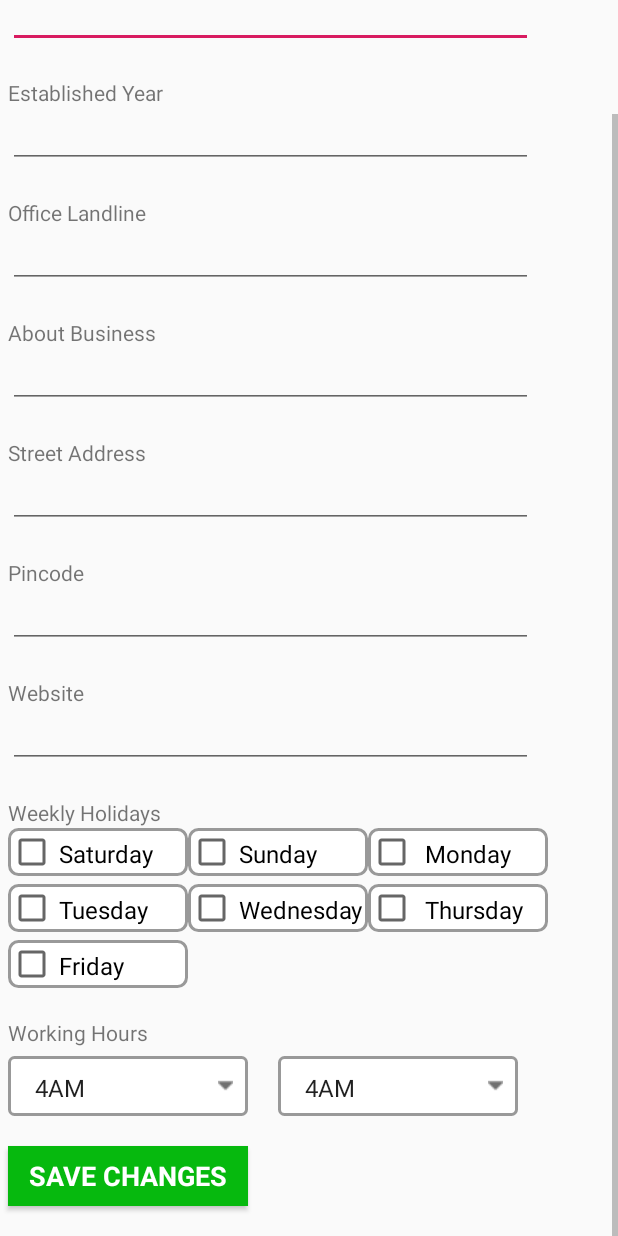
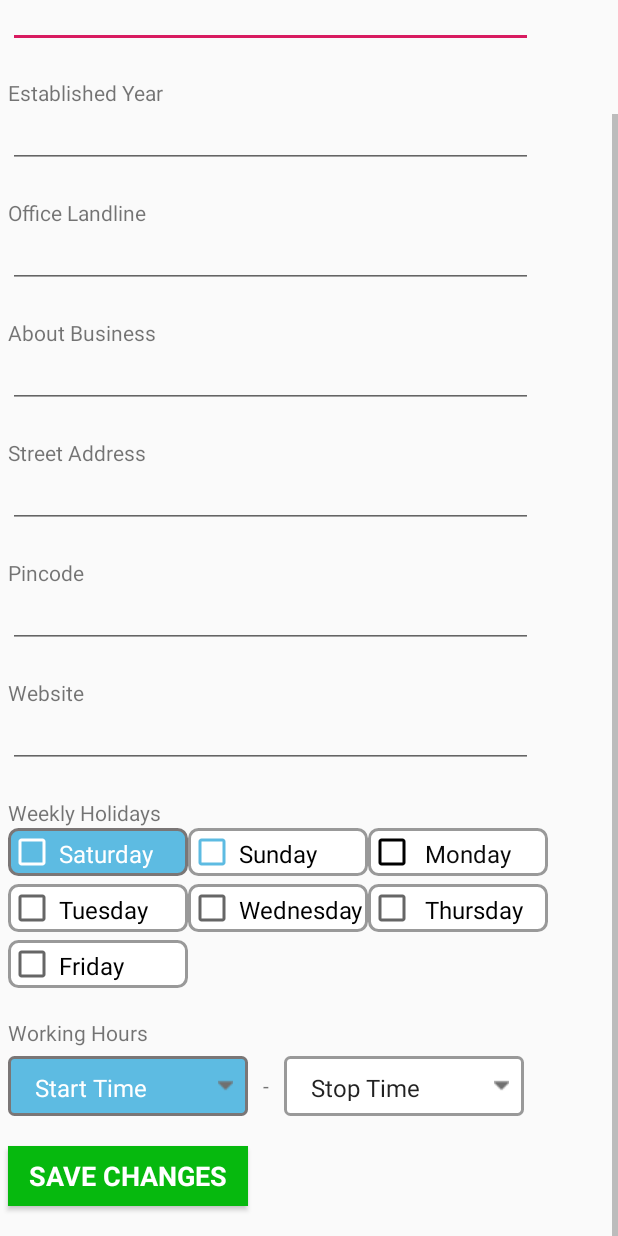
Before and after one commit to surakshashetty17/MyApplication, an Android app: the BusinessDetailsActivity screen opened directly, with no data from a screen before it, scrolled down 84 dp, on a phone screen of 412 x 824 dp. Run offline under Robolectric (Android 15) with nearby library versions, the phone set to English and light mode, and no system bars; Roboto replaces fonts that are not available here.

Commit message:
initial comit

```diff
--- a/app/src/main/java/com/example/myapplication/BusinessDetailsActivity.java
+++ b/app/src/main/java/com/example/myapplication/BusinessDetailsActivity.java
@@ -2,8 +2,11 @@ package com.example.myapplication;
 
 import androidx.appcompat.app.AppCompatActivity;
 import androidx.appcompat.widget.Toolbar;
+import androidx.core.content.ContextCompat;
 
+import android.app.Activity;
 import android.content.Intent;
+import android.graphics.Color;
 import android.os.Bundle;
 import android.view.View;
 import android.widget.AdapterView;
@@ -11,6 +14,8 @@ import android.widget.ArrayAdapter;
 import android.widget.Button;
 import android.widget.CheckBox;
 import android.widget.Spinner;
+import android.widget.TextView;
+import android.widget.Toast;
 
 import java.util.ArrayList;
 import java.util.List;
@@ -18,11 +23,13 @@ import java.util.List;
 public class BusinessDetailsActivity extends AppCompatActivity implements AdapterView.OnItemSelectedListener {
 
     CheckBox checkBox1,checkBox2,checkBox3,checkBox4,checkBox5,checkBox6,checkBox7;
+    Spinner spin1,spin2;
     Button save_changes;
     String[] interest;
     ArrayList<String> interestList;
-    String[] start_time = { "4AM", "5AM", "6AM", "7AM", "8AM", "9AM", "10AM", "11AM", "12AM", "1PM", "2PM", "3PM", "4PM", "5PM", "6PM", "7PM", "8PM", "9PM", "10PM", "11PM", "12AM"};
-    String[] stop_time = { "4AM", "5AM", "6AM", "7AM", "8AM", "9AM", "10AM", "11AM", "12AM", "1PM", "2PM", "3PM", "4PM", "5PM", "6PM", "7PM", "8PM", "9PM", "10PM", "11PM", "12AM"};
+
+    String[] start_time = { "Start Time","4AM", "5AM", "6AM", "7AM", "8AM", "9AM", "10AM", "11AM", "12AM", "1PM", "2PM", "3PM", "4PM", "5PM", "6PM", "7PM", "8PM", "9PM", "10PM", "11PM", "12AM"};
+    String[] stop_time = { "Stop Time","4AM", "5AM", "6AM", "7AM", "8AM", "9AM", "10AM", "11AM", "12AM", "1PM", "2PM", "3PM", "4PM", "5PM", "6PM", "7PM", "8PM", "9PM", "10PM", "11PM", "12AM"};
     @Override
     protected void onCreate(Bundle savedInstanceState) {
         super.onCreate(savedInstanceState);
@@ -46,14 +53,78 @@ public class BusinessDetailsActivity extends AppCompatActivity implements Adapte
         checkBox6=(CheckBox)findViewById(R.id.checkBox6);
         checkBox7=(CheckBox)findViewById(R.id.checkBox7);
 
-        Spinner spin1 = (Spinner) findViewById(R.id.spinner1);
-        spin1.setOnItemSelectedListener(this);
+//        spin1 = (Spinner) findViewById(R.id.spinner1);
+//        List<String> list1 = new ArrayList<String>();
+//        list1.add("Start Time");
+//        list1.add("8AM");
+//        list1.add("9AM");
+//        list1.add("10AM");
+//        list1.add("11AM");
+//        list1.add("12PM");
+//        list1.add("1PM");
+//        list1.add("2PM");
+//        list1.add("3PM");
+//        list1.add("4PM");
+//        list1.add("5PM");
+//        list1.add("6PM");
+//        list1.add("7PM");
+//        list1.add("8PM");
+//        list1.add("9PM");
+//        list1.add("10PM");
+//
+//        ArrayAdapter<String> dataAdapter1 = new ArrayAdapter<String>(this, android.R.layout.simple_spinner_item,list1);
+//        dataAdapter1.setDropDownViewResource(android.R.layout.simple_spinner_dropdown_item);
+//        spin1.setAdapter(dataAdapter1);
+//        spin1.setOnItemSelectedListener(this);
+//
+//
+//        spin2 = (Spinner) findViewById(R.id.spinner2);
+//        List<String> list2 = new ArrayList<String>();
+//        list2.add("Start Time");
+//        list2.add("8AM");
+//        list2.add("9AM");
+//        list2.add("10AM");
+//        list2.add("11AM");
+//        list2.add("12PM");
+//        list2.add("1PM");
+//        list2.add("2PM");
+//        list2.add("3PM");
+//        list2.add("4PM");
+//        list2.add("5PM");
+//        list2.add("6PM");
+//        list2.add("7PM");
+//        list2.add("8PM");
+//        list2.add("9PM");
+//        list2.add("10PM");
+//
+//        ArrayAdapter<String> dataAdapter2 = new ArrayAdapter<String>(this, android.R.layout.simple_spinner_item,list2);
+//        dataAdapter2.setDropDownViewResource(android.R.layout.simple_spinner_dropdown_item);
+//        spin2.setAdapter(dataAdapter2);
+//        spin2.setOnItemSelectedListener(this);
+
+
+        spin1 = (Spinner) findViewById(R.id.spinner1);
+//        spin1.setOnItemSelectedListener(this);
         ArrayAdapter aa1 = new ArrayAdapter(this,android.R.layout.simple_spinner_item,start_time);
         aa1.setDropDownViewResource(android.R.layout.simple_spinner_dropdown_item);
         //Setting the ArrayAdapter data on the Spinner
         spin1.setAdapter(aa1);
+        spin1.setOnItemSelectedListener(new AdapterView.OnItemSelectedListener()
+        {
+            @Override
+            public void onItemSelected(AdapterView<?> arg0, View view, int position, long id)
+            {
+                //change the spinner text color
+                ((TextView) arg0.getChildAt(0)).setTextColor(Color.WHITE);
 
-        Spinner spin2 = (Spinner) findViewById(R.id.spinner2);
+            }
+            @Override
+            public void onNothingSelected(AdapterView<?> parent)
+            {
+            }
+        });
+
+        spin2 = (Spinner) findViewById(R.id.spinner2);
         spin2.setOnItemSelectedListener(this);
         ArrayAdapter aa2 = new ArrayAdapter(this,android.R.layout.simple_spinner_item,stop_time);
         aa2.setDropDownViewResource(android.R.layout.simple_spinner_dropdown_item);
@@ -68,31 +139,31 @@ public class BusinessDetailsActivity extends AppCompatActivity implements Adapte
 
                 // for each checkbox checked, accumulate a category id in the list
                 if (checkBox1.isChecked()) {
-                    interestList.add("catagory_id=1");
+                    interestList.add("Saturday");
                 }
 
                 if (checkBox2.isChecked()) {
-                    interestList.add("catagory_id=2");
+                    interestList.add("Sunday");
                 }
 
                 if (checkBox3.isChecked()) {
-                    interestList.add("catagory_id=3");
+                    interestList.add("Monday");
                 }
 
                 if (checkBox4.isChecked()) {
-                    interestList.add("catagory_id=4");
+                    interestList.add("Tuesday");
 
                 }
                 if (checkBox5.isChecked()) {
-                    interestList.add("catagory_id=5");
+                    interestList.add("Wednesday");
                 }
 
                 if (checkBox6.isChecked()) {
-                    interestList.add("catagory_id=6");
+                    interestList.add("Thursday");
                 }
 
                 if (checkBox7.isChecked()) {
-                    interestList.add("catagory_id=7");
+                    interestList.add("Friday");
                 }
                 // convert the list into an array
                 interest = interestList.toArray(new String[interestList.size()]);
@@ -105,6 +176,10 @@ public class BusinessDetailsActivity extends AppCompatActivity implements Adapte
                 System.out.println("List Length"+interest.length);
                 System.out.println("Array Size"+interestList.size());
 
+                String start_timetext = spin1.getSelectedItem().toString();
+                System.out.println("Start Time  "+start_timetext);
+                String stop_timetext = spin2.getSelectedItem().toString();
+                System.out.println("Stop Time  "+stop_timetext);
 
                 Intent i = new Intent(BusinessDetailsActivity.this,SpinnerCheckboxActivity.class);
                 startActivity(i);
--- /dev/null
+++ b/app/src/main/res/drawable/buttonspinner1.xml
@@ -0,0 +1,27 @@
+<?xml version="1.0" encoding="utf-8"?>
+<selector xmlns:android="http://schemas.android.com/apk/res/android">
+    <item><layer-list>
+        <item>
+            <shape>
+                <solid
+                    android:color="#5DBBE2">
+                </solid>
+
+                <corners android:radius="3dp" />
+
+                <padding
+                    android:bottom="10dp"
+                    android:left="10dp"
+                    android:right="10dp"
+                    android:top="10dp" />
+                <stroke
+                    android:width="2dp"
+                    android:color="#7A7676"/>
+            </shape>
+        </item>
+        <item >
+            <bitmap android:gravity="center|right"
+                android:src="@drawable/sort_down" />
+        </item>
+    </layer-list></item>
+</selector>
--- /dev/null
+++ b/app/src/main/res/drawable/edit_blue.xml
@@ -0,0 +1,15 @@
+<?xml version="1.0" encoding="utf-8"?>
+<shape xmlns:android="http://schemas.android.com/apk/res/android">
+    <stroke
+        android:width="2dp"
+        android:color="#7A7676"/>
+    <corners
+        android:radius="6dp"/>
+    <padding
+        android:left="2dp"
+        android:top="2dp"
+        android:right="2dp"
+        />
+
+    <solid android:color="#5DBBE2"/>
+</shape>
--- a/app/src/main/res/layout/activity_business_details.xml
+++ b/app/src/main/res/layout/activity_business_details.xml
@@ -189,7 +189,9 @@
                         android:layout_height="wrap_content"
                         android:text="Saturday"
                         android:textSize="16sp"
-                        android:background="@drawable/edittext"/>
+                        android:background="@drawable/edit_blue"
+                        android:buttonTint="@color/white"
+                        android:textColor="@color/white"/>
 
                     <CheckBox
                         android:id="@+id/checkBox2"
@@ -197,7 +199,8 @@
                         android:layout_height="wrap_content"
                         android:text="Sunday"
                         android:textSize="16sp"
-                        android:background="@drawable/edittext"/>
+                        android:background="@drawable/edittext"
+                        android:buttonTint="#5DBBE2"/>
 
                     <CheckBox
                         android:id="@+id/checkBox3"
@@ -205,7 +208,9 @@
                         android:layout_height="wrap_content"
                         android:text=" Monday"
                         android:textSize="16sp"
-                        android:background="@drawable/edittext"/>
+                        android:background="@drawable/edittext"
+                        android:textColor="@color/black"
+                        android:theme="@style/MyCheckBox"/>
 
                 </LinearLayout>
 
@@ -272,16 +277,23 @@
                             android:layout_height="40dp"
                             android:fontFamily="@font/roboto"
                             android:spinnerMode="dropdown"
-                            android:background="@drawable/buttonspinner"/>
+                            android:background="@drawable/buttonspinner1" />
 
+                    <TextView
+                        android:layout_width="wrap_content"
+                        android:layout_height="20dp"
+                        android:text="-"
+                        android:layout_gravity="center"
+                        android:layout_marginLeft="10dp"
+                        android:gravity="center"/>
 
-                        <androidx.appcompat.widget.AppCompatSpinner
+                    <androidx.appcompat.widget.AppCompatSpinner
                             android:id="@+id/spinner2"
                             android:layout_width="160dp"
                             android:layout_height="40dp"
                             android:fontFamily="@font/roboto"
                             android:spinnerMode="dropdown"
-                            android:layout_marginLeft="20dp"
+                            android:layout_marginLeft="10dp"
                             android:background="@drawable/buttonspinner"/>
 
 <!--                    <Spinner-->
--- a/app/src/main/res/values/styles.xml
+++ b/app/src/main/res/values/styles.xml
@@ -16,4 +16,10 @@
 <!--            <item name="android:maxHeight">30dip</item>-->
         </style>
 
+
+    <style name="MyCheckBox" parent="Theme.AppCompat.NoActionBar">
+        <item name="colorControlNormal">#000</item>   <!-- normal border color change as you wish -->
+        <item name="colorControlActivated">#5DBBE2</item> <!-- activated color change as you wish -->
+    </style>
+
 </resources>
```
